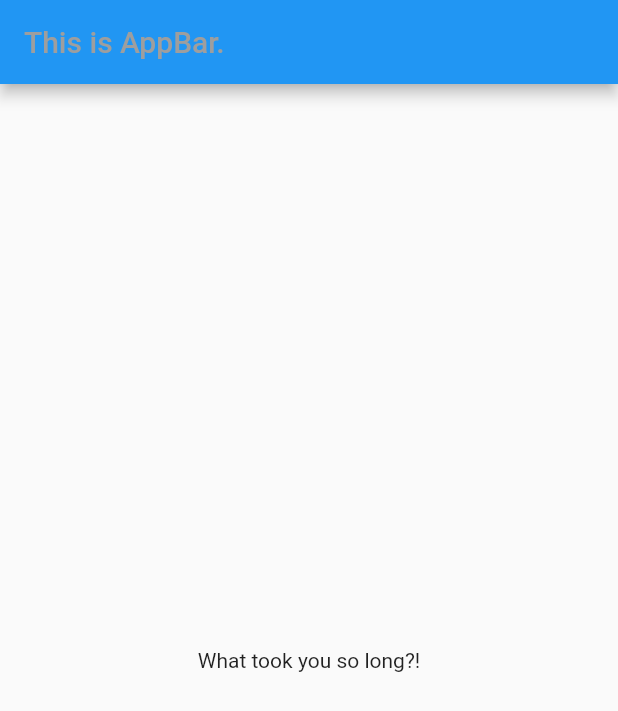
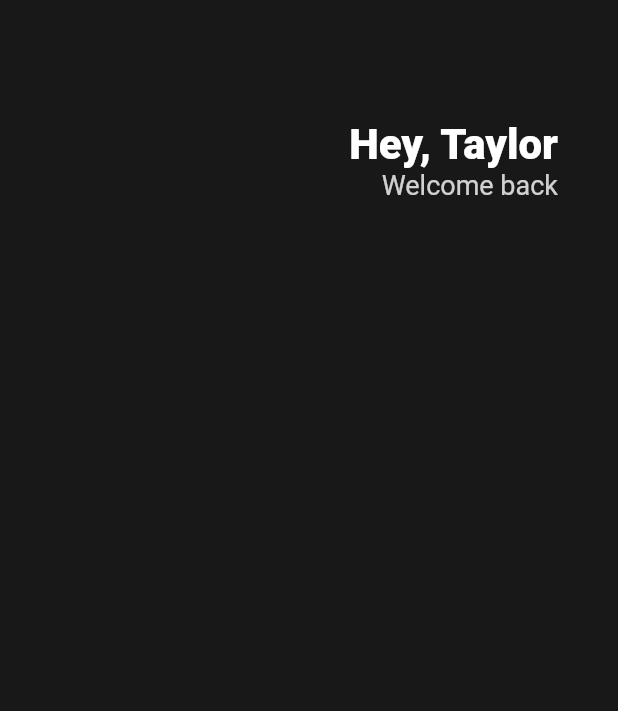
Before and after one commit to yeonghoonPark/flutter_stateless_tut, a Flutter app: the screen it shows after launch, on a phone screen of 412 x 824 dp. Shown: the top 711 px of the screen. Run offline on Flutter 3.47's test engine with Material 2 defaults, Android fonts, the phone set to English and light mode, and no system bars.

Commit message:
[feature] create Header

```diff
--- a/lib/main.dart
+++ b/lib/main.dart
@@ -21,12 +21,41 @@ class App extends StatelessWidget {
   Widget build(BuildContext context) {
     return MaterialApp(
       home: Scaffold(
-        appBar: AppBar(
-          title: const Text('This is AppBar.'),
-          foregroundColor: Colors.grey.shade500,
-        ),
-        body: const Center(
-          child: Text('What took you so long?!'),
+        backgroundColor: Color(0xFF181818),
+        body: Padding(
+          padding: EdgeInsets.symmetric(horizontal: 40.0),
+          child: Column(
+            children: [
+              SizedBox(
+                height: 80,
+              ),
+              Row(
+                mainAxisAlignment: MainAxisAlignment.end,
+                children: [
+                  Column(
+                    crossAxisAlignment: CrossAxisAlignment.end,
+                    children: [
+                      Text(
+                        'Hey, Taylor',
+                        style: TextStyle(
+                          color: Colors.white,
+                          fontSize: 28,
+                          fontWeight: FontWeight.w800,
+                        ),
+                      ),
+                      Text(
+                        'Welcome back',
+                        style: TextStyle(
+                          color: Colors.white.withOpacity(0.8),
+                          fontSize: 18,
+                        ),
+                      ),
+                    ],
+                  )
+                ],
+              )
+            ],
+          ),
         ),
       ),
     );
```
